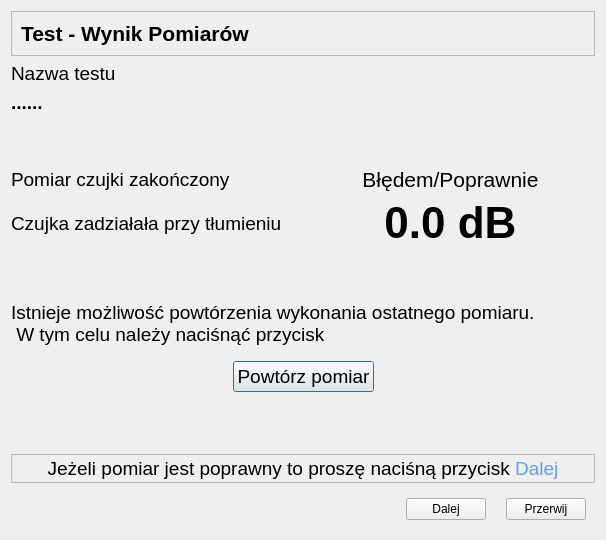
Old version of the form CzujkiLinioweApp/oknowynikbadaniatlumienia.ui in the repository wiacekmarcin/CzujkiLiniowe.
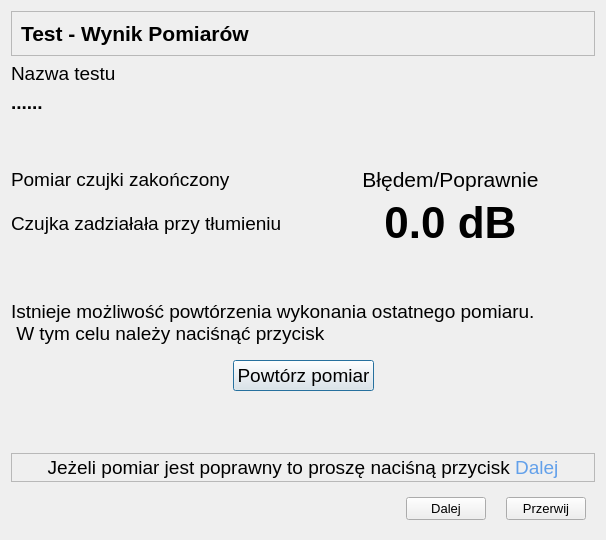
New version of the form. Icons and pictures are not drawn.

What changed in the file:
```diff
--- a/CzujkiLinioweApp/oknowynikbadaniatlumienia.ui
+++ b/CzujkiLinioweApp/oknowynikbadaniatlumienia.ui
@@ -22,6 +22,12 @@
     <height>1200</height>
    </size>
   </property>
+  <property name="font">
+   <font>
+    <family>Arial</family>
+    <pointsize>10</pointsize>
+   </font>
+  </property>
   <property name="windowTitle">
    <string>Parametry Testu - wynik pomiaru</string>
   </property>
@@ -30,6 +36,7 @@
     <widget class="QLabel" name="info">
      <property name="font">
       <font>
+       <family>Arial</family>
        <pointsize>14</pointsize>
       </font>
      </property>
@@ -117,6 +124,7 @@
        <widget class="QPushButton" name="pbRepeat">
         <property name="font">
          <font>
+          <family>Arial</family>
           <pointsize>14</pointsize>
          </font>
         </property>
@@ -225,6 +233,7 @@
        <widget class="QLabel" name="info2">
         <property name="font">
          <font>
+          <family>Arial</family>
           <pointsize>14</pointsize>
          </font>
         </property>
```
Left out of the diff: 10 changed lines with no effect on the pictures.
